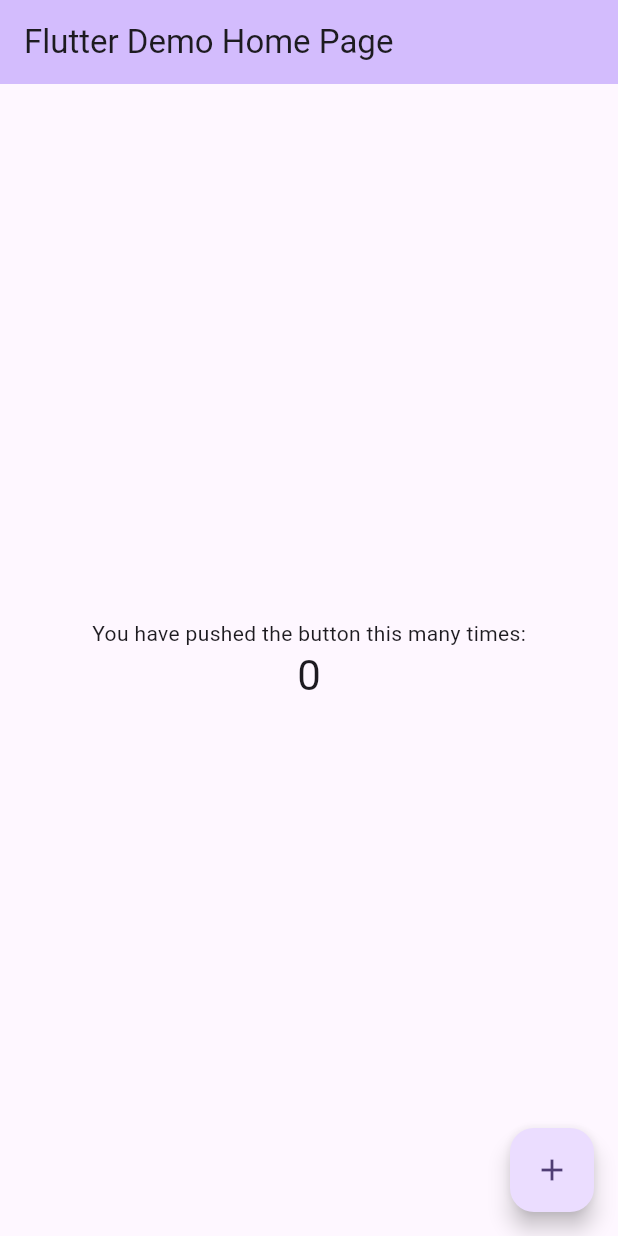
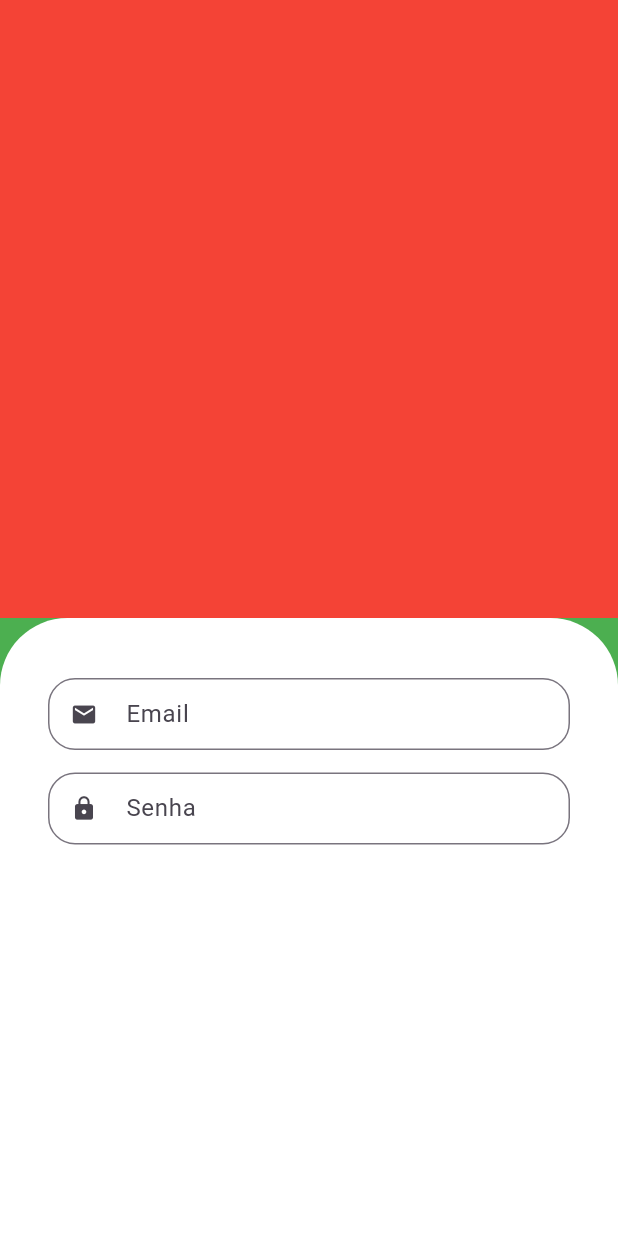
Before and after one commit to lamecksilva/greengrocer, a Flutter app: the screen it shows after launch, on a phone screen of 412 x 824 dp. Run offline on Flutter 3.47's test engine with Material 3 defaults, Android fonts, the phone set to English and light mode, and no system bars.

Commit message:
feat(-sign_in): Create CustomTextField component for auth pages

```diff
--- a/lib/main.dart
+++ b/lib/main.dart
@@ -1,4 +1,5 @@
 import 'package:flutter/material.dart';
+import 'package:greengrocer/src/auth/sign_in_screen.dart';
 
 void main() {
   runApp(const MyApp());
@@ -13,113 +14,10 @@ class MyApp extends StatelessWidget {
     return MaterialApp(
       title: 'Flutter Demo',
       theme: ThemeData(
-        // This is the theme of your application.
-        //
-        // TRY THIS: Try running your application with "flutter run". You'll see
-        // the application has a purple toolbar. Then, without quitting the app,
-        // try changing the seedColor in the colorScheme below to Colors.green
-        // and then invoke "hot reload" (save your changes or press the "hot
-        // reload" button in a Flutter-supported IDE, or press "r" if you used
-        // the command line to start the app).
-        //
-        // Notice that the counter didn't reset back to zero; the application
-        // state is not lost during the reload. To reset the state, use hot
-        // restart instead.
-        //
-        // This works for code too, not just values: Most code changes can be
-        // tested with just a hot reload.
-        colorScheme: ColorScheme.fromSeed(seedColor: Colors.deepPurple),
-        useMaterial3: true,
+        primarySwatch: Colors.green,
       ),
-      home: const MyHomePage(title: 'Flutter Demo Home Page'),
+      home: const SignInScreen(),
+      debugShowCheckedModeBanner: false,
     );
   }
 }
-
-class MyHomePage extends StatefulWidget {
-  const MyHomePage({super.key, required this.title});
-
-  // This widget is the home page of your application. It is stateful, meaning
-  // that it has a State object (defined below) that contains fields that affect
-  // how it looks.
-
-  // This class is the configuration for the state. It holds the values (in this
-  // case the title) provided by the parent (in this case the App widget) and
-  // used by the build method of the State. Fields in a Widget subclass are
-  // always marked "final".
-
-  final String title;
-
-  @override
-  State<MyHomePage> createState() => _MyHomePageState();
-}
-
-class _MyHomePageState extends State<MyHomePage> {
-  int _counter = 0;
-
-  void _incrementCounter() {
-    setState(() {
-      // This call to setState tells the Flutter framework that something has
-      // changed in this State, which causes it to rerun the build method below
-      // so that the display can reflect the updated values. If we changed
-      // _counter without calling setState(), then the build method would not be
-      // called again, and so nothing would appear to happen.
-      _counter++;
-    });
-  }
-
-  @override
-  Widget build(BuildContext context) {
-    // This method is rerun every time setState is called, for instance as done
-    // by the _incrementCounter method above.
-    //
-    // The Flutter framework has been optimized to make rerunning build methods
-    // fast, so that you can just rebuild anything that needs updating rather
-    // than having to individually change instances of widgets.
-    return Scaffold(
-      appBar: AppBar(
-        // TRY THIS: Try changing the color here to a specific color (to
-        // Colors.amber, perhaps?) and trigger a hot reload to see the AppBar
-        // change color while the other colors stay the same.
-        backgroundColor: Theme.of(context).colorScheme.inversePrimary,
-        // Here we take the value from the MyHomePage object that was created by
-        // the App.build method, and use it to set our appbar title.
-        title: Text(widget.title),
-      ),
-      body: Center(
-        // Center is a layout widget. It takes a single child and positions it
-        // in the middle of the parent.
-        child: Column(
-          // Column is also a layout widget. It takes a list of children and
-          // arranges them vertically. By default, it sizes itself to fit its
-          // children horizontally, and tries to be as tall as its parent.
-          //
-          // Column has various properties to control how it sizes itself and
-          // how it positions its children. Here we use mainAxisAlignment to
-          // center the children vertically; the main axis here is the vertical
-          // axis because Columns are vertical (the cross axis would be
-          // horizontal).
-          //
-          // TRY THIS: Invoke "debug painting" (choose the "Toggle Debug Paint"
-          // action in the IDE, or press "p" in the console), to see the
-          // wireframe for each widget.
-          mainAxisAlignment: MainAxisAlignment.center,
-          children: <Widget>[
-            const Text(
-              'You have pushed the button this many times:',
-            ),
-            Text(
-              '$_counter',
-              style: Theme.of(context).textTheme.headlineMedium,
-            ),
-          ],
-        ),
-      ),
-      floatingActionButton: FloatingActionButton(
-        onPressed: _incrementCounter,
-        tooltip: 'Increment',
-        child: const Icon(Icons.add),
-      ), // This trailing comma makes auto-formatting nicer for build methods.
-    );
-  }
-}
--- /dev/null
+++ b/lib/src/auth/components/custom_text_field.dart
@@ -0,0 +1,31 @@
+import 'package:flutter/material.dart';
+
+class CustomTextField extends StatelessWidget {
+  final IconData icon;
+  final String label;
+  final bool isObscure;
+
+  const CustomTextField(
+      {super.key,
+      required this.icon,
+      required this.label,
+      this.isObscure = false});
+
+  @override
+  Widget build(BuildContext context) {
+    return Padding(
+      padding: const EdgeInsets.only(bottom: 15),
+      child: TextFormField(
+        obscureText: isObscure,
+        decoration: InputDecoration(
+          prefixIcon: Icon(icon),
+          labelText: label,
+          isDense: true,
+          border: OutlineInputBorder(
+            borderRadius: BorderRadius.circular(18),
+          ),
+        ),
+      ),
+    );
+  }
+}
--- /dev/null
+++ b/lib/src/auth/sign_in_screen.dart
@@ -0,0 +1,52 @@
+import 'package:flutter/material.dart';
+import 'package:greengrocer/src/auth/components/custom_text_field.dart';
+
+class SignInScreen extends StatelessWidget {
+  const SignInScreen({super.key});
+
+  @override
+  Widget build(BuildContext context) {
+    return Scaffold(
+      backgroundColor: Colors.green,
+      body: Column(
+        children: [
+          Expanded(
+            child: Container(
+              color: Colors.red,
+            ),
+          ),
+          Expanded(
+            child: Container(
+              padding: const EdgeInsets.symmetric(
+                horizontal: 32,
+                vertical: 40,
+              ),
+              decoration: const BoxDecoration(
+                color: Colors.white,
+                borderRadius: BorderRadius.vertical(
+                  top: Radius.circular(45),
+                ),
+              ),
+              child: const Column(
+                children: [
+                  // Email
+                  CustomTextField(
+                    label: 'Email',
+                    icon: Icons.email,
+                  ),
+
+                  // Senha
+                  CustomTextField(
+                    icon: Icons.lock,
+                    label: 'Senha',
+                    isObscure: true,
+                  )
+                ],
+              ),
+            ),
+          ),
+        ],
+      ),
+    );
+  }
+}
```
